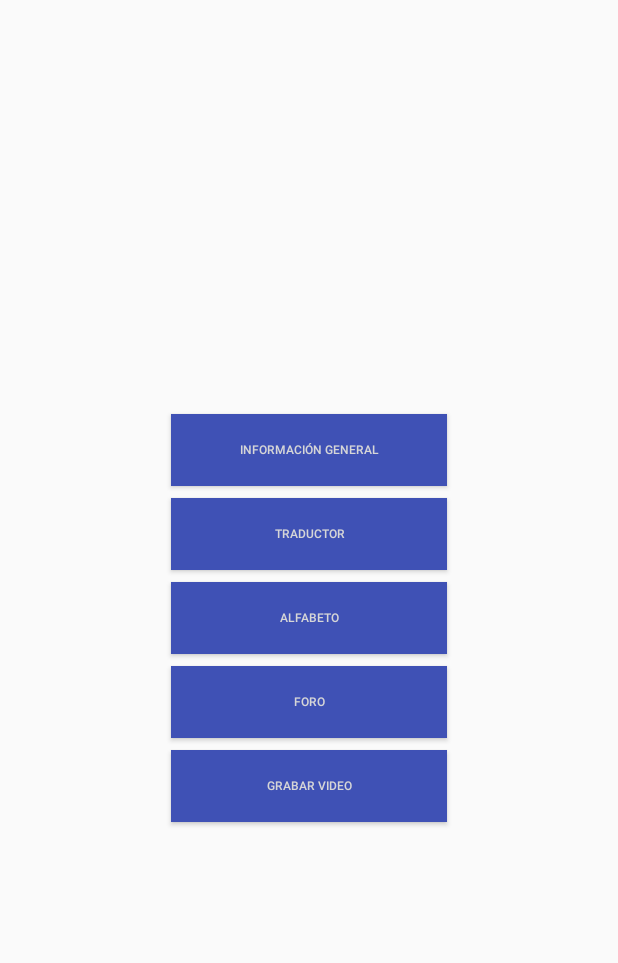
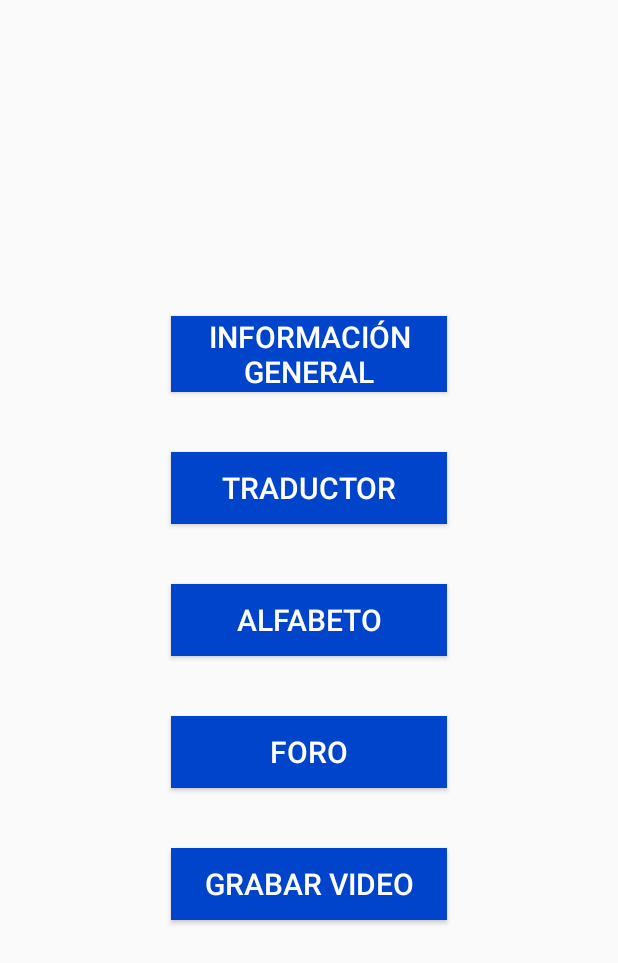
Before and after one commit to Knightkod/SignApp_Android, an Android app: the layout activity_menu.xml on its own in the app's theme, with its tools: preview values and no code run, on a phone screen of 412 x 824 dp. Shown: the top 963 px of the screen. Run offline under Robolectric (Android 15) with nearby library versions, the light colour scheme and no system bars.

Commit message:
Se han cambiado los colores de la aplicación en colors.xml Se añaden dimensiones de tamaño de texto del boton y de separación entre botones en dimen.xml

```diff
--- a/SignApp/app/src/main/res/values/colors.xml
+++ b/SignApp/app/src/main/res/values/colors.xml
@@ -1,6 +1,8 @@
 <?xml version="1.0" encoding="utf-8"?>
 <resources>
-    <color name="colorPrimary">#3F51B5</color>
-    <color name="colorPrimaryDark">#303F9F</color>
+    <color name="colorPrimary">#0044cc</color>
+    <color name="colorPrimaryDark">#0044bb</color>
     <color name="colorAccent">#FF4081</color>
+
+    <color name="buttonTextColor">#FFFFFF</color>
 </resources>
--- /dev/null
+++ b/SignApp/app/src/main/res/values/dimen.xml
@@ -0,0 +1,5 @@
+<?xml version="1.0" encoding="utf-8"?>
+<resources>
+    <dimen name="buttonTextSize">20sp</dimen>
+    <dimen name="buttonMargin">40dp</dimen>
+</resources>
```
